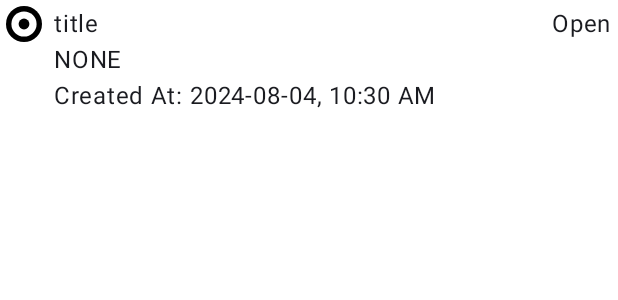
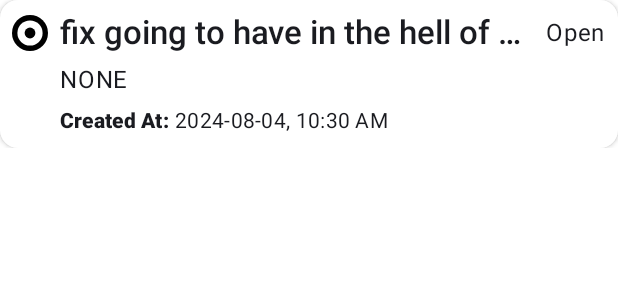
Before and after one commit to ZeyadAbdullah679/depi-android-projects, an Android app built with Jetpack Compose: the @Preview function IssuesItemPreview, on a phone screen of 412 x 824 dp. Shown: the top 300 px of the screen. Run offline under Robolectric (Android 15) with nearby library versions, the phone set to English and light mode, and no system bars.

Commit message:
finish issues item and issues screen

```diff
--- a/details-screen/app/src/main/java/com/example/repos/presentation/issues/components/IssuesItem.kt
+++ b/details-screen/app/src/main/java/com/example/repos/presentation/issues/components/IssuesItem.kt
@@ -14,6 +14,8 @@ import androidx.compose.ui.Alignment
 import androidx.compose.ui.Modifier
 import androidx.compose.ui.graphics.Color
 import androidx.compose.ui.res.stringResource
+import androidx.compose.ui.text.font.FontWeight
+import androidx.compose.ui.text.style.TextOverflow
 import androidx.compose.ui.tooling.preview.Preview
 import androidx.compose.ui.unit.dp
 import com.example.repos.R
@@ -29,35 +31,61 @@ fun IssuesItem(
     Card(
         modifier = modifier
             .fillMaxWidth(),
-        shape = MaterialTheme.shapes.small,
+        shape = MaterialTheme.shapes.medium,
         colors = CardDefaults.cardColors(
             containerColor = Color.White
+        ),
+        elevation = CardDefaults.cardElevation(
+            defaultElevation = 2.dp
         )
     ) {
-        Row(
-            modifier = Modifier.padding(4.dp),
-            verticalAlignment = Alignment.Top,
-            horizontalArrangement = Arrangement.spacedBy(8.dp)
+        Column(
+            modifier = Modifier.padding(8.dp),
+            verticalArrangement = Arrangement.spacedBy(8.dp),
         ) {
-            IssuesIcon()
+            Row(
+                verticalAlignment = Alignment.CenterVertically,
+                horizontalArrangement = Arrangement.spacedBy(8.dp)
+            ) {
+                IssuesIcon()
+                Text(
+                    text = issuesDetails.title,
+                    style = MaterialTheme.typography.titleLarge.copy(
+                        fontWeight = FontWeight.SemiBold,
+                    ),
+                    maxLines = 1,
+                    overflow = TextOverflow.Ellipsis,
+                    modifier = Modifier.weight(1f)
+                )
+                Text(
+                    text = issuesDetails.status,
+                    style = MaterialTheme.typography.bodyLarge
+                )
+            }
             Column(
-                modifier = Modifier.weight(1f),
-                verticalArrangement = Arrangement.Center
+                modifier = Modifier.padding(start = 32.dp),
+                verticalArrangement = Arrangement.spacedBy(8.dp)
             ) {
-                Text(text = issuesDetails.title)
-                Text(text = issuesDetails.author)
+                Text(
+                    text = issuesDetails.author,
+                    style = MaterialTheme.typography.bodyLarge
+                )
                 Row {
                     Text(
-                        text = stringResource(R.string.issues_screen_created_at)
+                        text = stringResource(R.string.issues_screen_created_at),
+                        style = MaterialTheme.typography.bodyMedium.copy(
+                            fontWeight = FontWeight.ExtraBold
+                        )
                     )
                     Text(
                         text = issuesDetails.creationTime.format(
                             DateTimeFormatter.ofPattern("yyyy-MM-dd, HH:mm a")
-                        )
+                        ),
+                        style = MaterialTheme.typography.bodyMedium
                     )
                 }
             }
-            Text(text = issuesDetails.status)
+
         }
     }
 }
@@ -68,7 +96,7 @@ private fun IssuesItemPreview() {
     ReposAppTheme {
         IssuesItem(
             issuesDetails = IssuesDetails(
-                title = "title",
+                title = "fix going to have in the hell of cheese",
                 author = "NONE",
                 status = "Open",
                 creationTime = LocalDateTime.now(),
```
Also changed, not shown: details-screen/app/src/main/java/com/example/repos/presentation/MainActivity.kt (+3 -13 lines), details-screen/app/src/main/java/com/example/repos/presentation/components/AppBar.kt (+5 -2 lines), details-screen/app/src/main/java/com/example/repos/presentation/issues/IssuesScreen.kt (+93 -3 lines).
